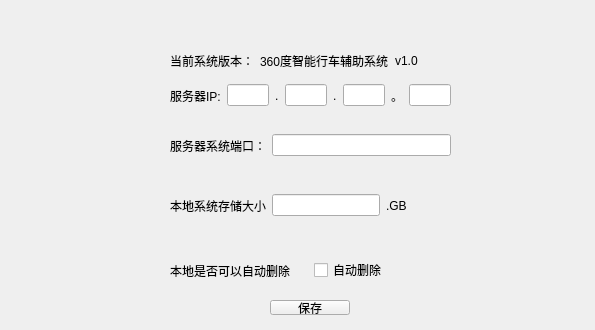
This is 360Cat/win/settingwin.ui in 15960009818/360Car as Qt 5 draws it before an edit. The edited form follows.
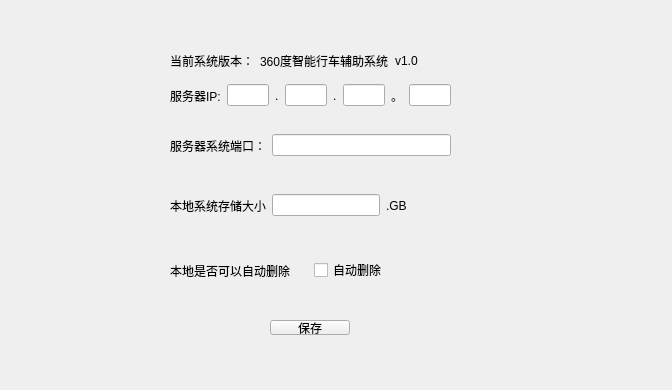
This is the edited form.

The edit to the form file:
```diff
--- a/360Cat/win/settingwin.ui
+++ b/360Cat/win/settingwin.ui
@@ -6,8 +6,8 @@
    <rect>
     <x>0</x>
     <y>0</y>
-    <width>595</width>
-    <height>330</height>
+    <width>672</width>
+    <height>390</height>
    </rect>
   </property>
   <property name="windowTitle">
@@ -192,7 +192,7 @@
    <property name="geometry">
     <rect>
      <x>270</x>
-     <y>300</y>
+     <y>320</y>
      <width>80</width>
      <height>15</height>
     </rect>
```
